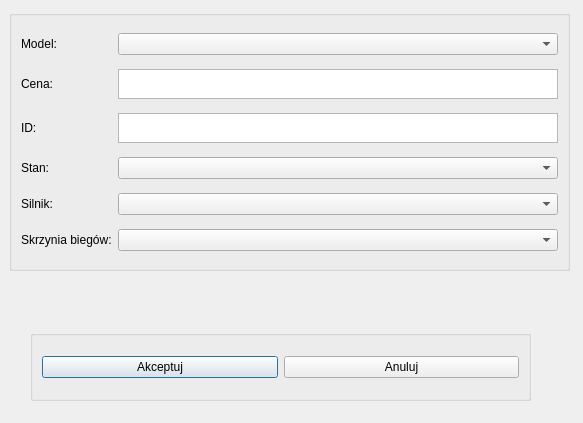
Old version of the form PROEProjekt2/addvehicle.ui in the repository emroczko/CarDealershipManagmentApp.
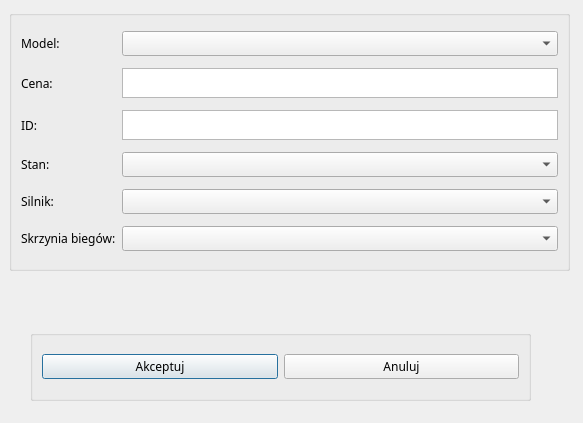
New version of the form.

Patch:
```diff
--- a/PROEProjekt2/addvehicle.ui
+++ b/PROEProjekt2/addvehicle.ui
@@ -10,6 +10,11 @@
     <height>423</height>
    </rect>
   </property>
+  <property name="font">
+   <font>
+    <family>Avenir Next</family>
+   </font>
+  </property>
   <property name="windowTitle">
    <string>Kup samochód</string>
   </property>
```
